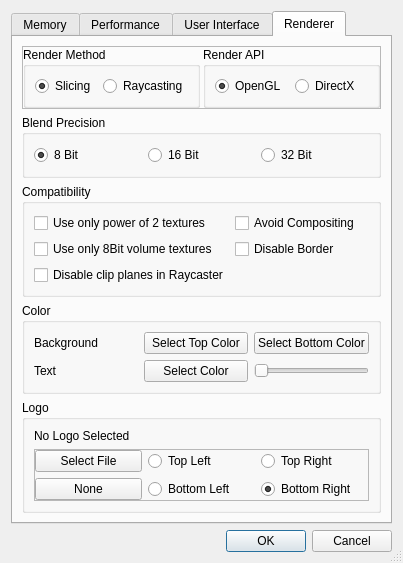
Before: the Qt Designer form ImageVis3D/UI/UI/SettingsDlg.ui in SCIInstitute/ImageVis3D, drawn with Qt 5.
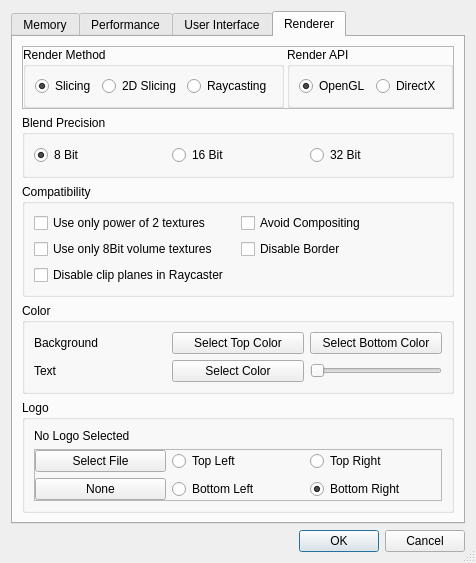
After: the same form once the commit is applied. The open tabs and pages were chosen to show the change.

Commit message: UI changes to support new 2D slicing render mode

Patch:
```diff
--- a/ImageVis3D/UI/UI/SettingsDlg.ui
+++ b/ImageVis3D/UI/UI/SettingsDlg.ui
@@ -9,7 +9,7 @@
    <rect>
     <x>0</x>
     <y>0</y>
-    <width>365</width>
+    <width>429</width>
     <height>527</height>
    </rect>
   </property>
@@ -804,6 +804,13 @@
                </property>
               </widget>
              </item>
+             <item>
+              <widget class="QRadioButton" name="radioButton_SBVR2D">
+               <property name="text">
+                <string>2D Slicing</string>
+               </property>
+              </widget>
+             </item>
              <item>
               <widget class="QRadioButton" name="radioButton_Raycast">
                <property name="text">
```
Left out of the diff: 80 changed lines with no effect on the pictures. The commit also changes 2 other files.
